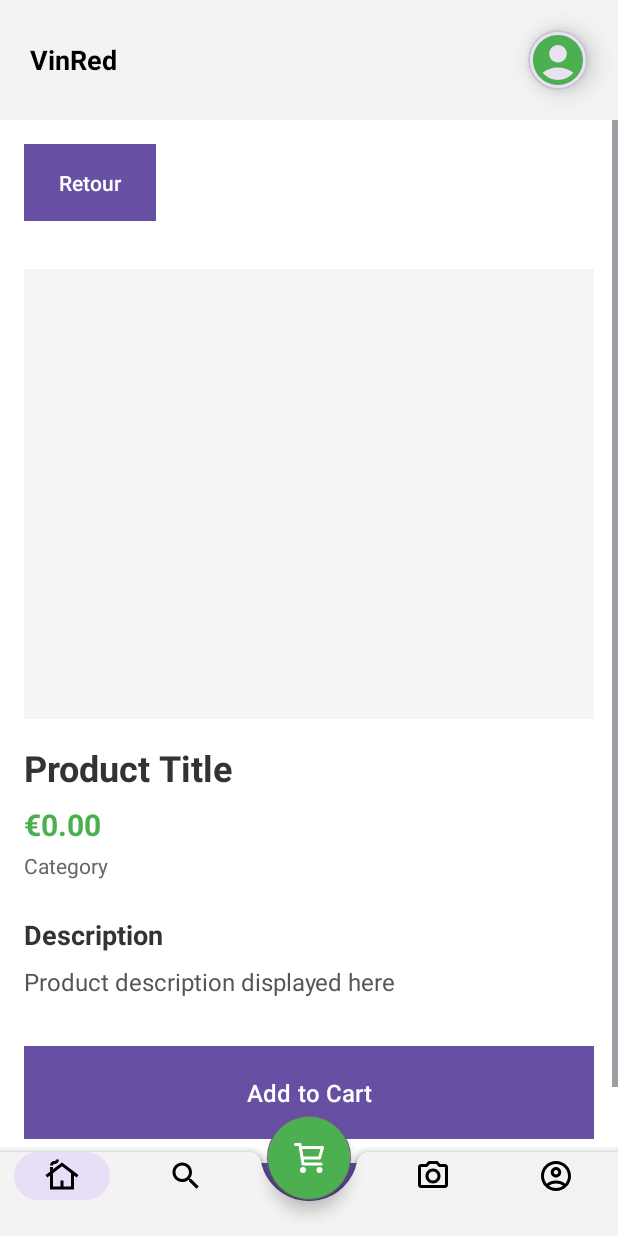
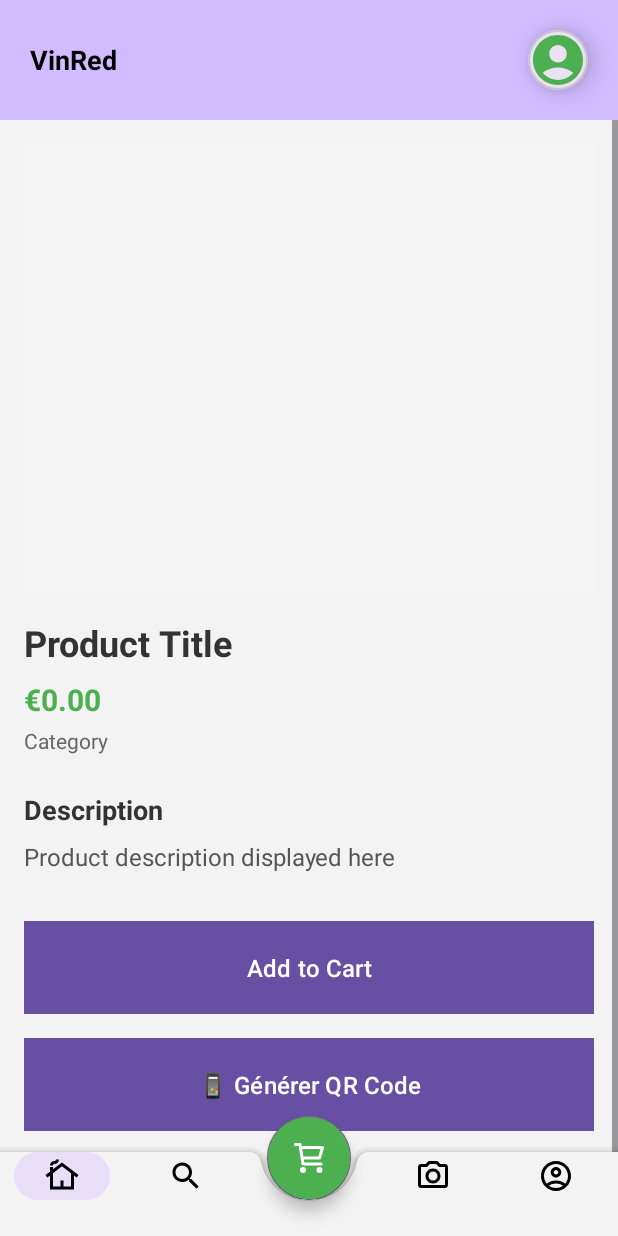
Before and after one commit to folnab/projet_android, an Android app: the ProductDetailActivity screen opened directly, with no data from a screen before it, on a phone screen of 412 x 824 dp. Run offline under Robolectric (Android 15) with nearby library versions, the phone set to English and light mode, and no system bars; pictures from the network do not load; 1 statement that could not run was skipped.

```diff
--- a/app/src/main/java/fr/epf/min1/projet_android_de_chassey_flouvat/ProductDetailActivity.kt
+++ b/app/src/main/java/fr/epf/min1/projet_android_de_chassey_flouvat/ProductDetailActivity.kt
@@ -24,7 +24,6 @@ class ProductDetailActivity : BaseActivity() {
     private lateinit var productCategory: TextView
     private lateinit var productDescription: TextView
     private lateinit var addToCartButton: Button
-    private lateinit var backButton: Button
     private lateinit var qrCodeButton: Button
 
 
@@ -57,10 +56,6 @@ class ProductDetailActivity : BaseActivity() {
                 Toast.makeText(this, "Produit ajouté au panier !", Toast.LENGTH_SHORT).show()
             }
         }
-        //bouton retour
-        backButton.setOnClickListener {
-            finish()
-        }
         qrCodeButton.setOnClickListener {
             val productId = intent.getIntExtra("PRODUCT_ID", -1)
             if (productId != -1) {
@@ -79,7 +74,6 @@ class ProductDetailActivity : BaseActivity() {
             productCategory = findViewById(R.id.productCategory)
             productDescription = findViewById(R.id.productDescription)
             addToCartButton = findViewById(R.id.addToCartButton)
-            backButton = findViewById(R.id.backButton)
             qrCodeButton = findViewById(R.id.qrCodeButton)
         }
 
--- a/app/src/main/res/layout/activity_login.xml
+++ b/app/src/main/res/layout/activity_login.xml
@@ -18,14 +18,16 @@
                 android:id="@+id/username_input"
                 android:layout_width="match_parent"
                 android:layout_height="wrap_content"
-                android:hint="Nom d'utilisateur"/>
+                android:hint="Nom d'utilisateur"
+                android:textColorHint="@color/gray"/>
 
             <EditText
                 android:id="@+id/password_input"
                 android:layout_width="match_parent"
                 android:layout_height="wrap_content"
                 android:hint="Mot de passe"
-                android:inputType="textPassword"/>
+                android:inputType="textPassword"
+                android:textColorHint="@color/gray"/>
 
             <Button
                 android:id="@+id/login_button"
--- a/app/src/main/res/layout/activity_product_detail.xml
+++ b/app/src/main/res/layout/activity_product_detail.xml
@@ -7,21 +7,8 @@
     <LinearLayout
         android:layout_width="match_parent"
         android:layout_height="match_parent"
-        android:orientation="vertical">
-
-        <!-- Bouton retour en haut à droite -->
-        <Button
-            android:id="@+id/backButton"
-            android:layout_width="wrap_content"
-            android:layout_height="wrap_content"
-            android:layout_alignParentTop="true"
-            android:layout_alignParentStart="true"
-            android:layout_margin="16dp"
-            android:background="#666666"
-            android:elevation="4dp"
-            android:padding="12dp"
-            android:text="Retour"
-            android:textColor="#FFFFFF" />
+        android:orientation="vertical"
+        android:background="@color/fade_gray">
 
         <ScrollView
             android:layout_width="match_parent"
--- a/app/src/main/res/layout/activity_qr_code.xml
+++ b/app/src/main/res/layout/activity_qr_code.xml
@@ -113,7 +113,8 @@
                     android:layout_width="match_parent"
                     android:layout_height="wrap_content"
                     android:orientation="vertical"
-                    android:padding="20dp">
+                    android:padding="20dp"
+                    android:background="#FFFFFF">
 
                     <TextView
                         android:layout_width="match_parent"
--- a/app/src/main/res/layout/include_header.xml
+++ b/app/src/main/res/layout/include_header.xml
@@ -5,8 +5,9 @@
     android:layout_width="match_parent"
     android:layout_height="80dp"
     android:orientation="horizontal"
-    android:layout_marginStart="20dp"
-    android:gravity="center_vertical">
+    android:paddingStart="20dp"
+    android:gravity="center_vertical"
+    android:background="@color/light_purple">
 
     <LinearLayout
         android:layout_width="match_parent"
--- a/app/src/main/res/values/colors.xml
+++ b/app/src/main/res/values/colors.xml
@@ -5,4 +5,6 @@
 
     <color name="primary">#4CAF50</color>
     <color name="fade_gray">#F3F3F3</color>
+    <color name="gray">#B3B3B3</color>
+    <color name="light_purple">#d1bcff</color>
 </resources>
```
Also changed, not shown: app/src/main/java/fr/epf/min1/projet_android_de_chassey_flouvat/BaseActivity.kt (+3 -4 lines), app/src/main/res/layout/activity_main.xml (+3 -21 lines), 1 other file.
